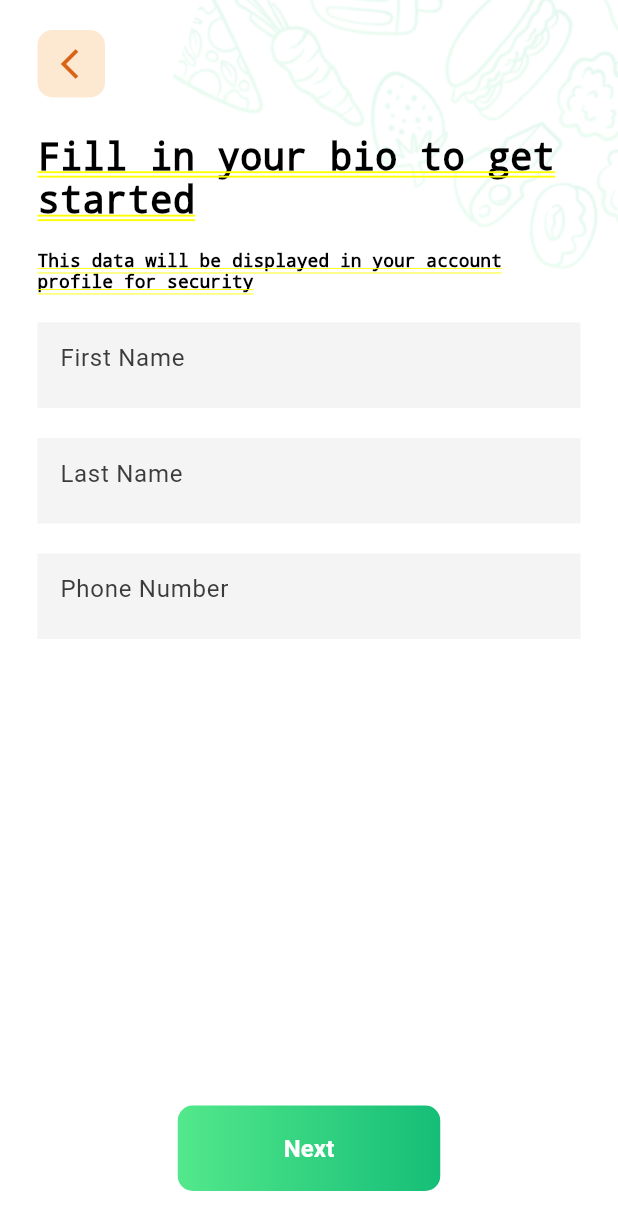
After one commit to hoanglv03/auth_flutter, a Flutter app: the SignUpProcess screen opened by its route, on a phone screen of 412 x 824 dp. The commit adds this screen. Shown: the top 1230 px of the screen. Run offline on Flutter 3.47's test engine with Material 3 defaults, Android fonts, the phone set to English and light mode, and no system bars; our stand-ins replace cloud_firestore, email_validator, firebase_auth, firebase_core, firebase_database, flutter_easyloading and 6 more; missing offline and left inert: flutter_facebook_auth; accounts and stored records are empty; generated files the repository leaves out were written again; network calls fail.

Commit message:
add new design process auth

```diff
--- a/lib/auth/auth_provider.dart
+++ b/lib/auth/auth_provider.dart
@@ -3,6 +3,6 @@ import 'package:auth_flutter_with_firebase/auth/entities/user_entities.dart';
 import 'package:flutter_riverpod/flutter_riverpod.dart';
 
 final authControllerProvider =
-    StateNotifierProvider<AuthControllerNotifier, bool>(
+    StateNotifierProvider<AuthControllerNotifier, UserEntities?>(
   (ref) => AuthControllerNotifier(ref),
 );
--- a/lib/auth/entities/user_entities.dart
+++ b/lib/auth/entities/user_entities.dart
@@ -8,6 +8,17 @@ class UserEntities with _$UserEntities {
   const factory UserEntities({
     @JsonKey(name: 'uuid') String? uuid,
     @JsonKey(name: 'email') String? email,
+    @JsonKey(name: 'username') String? username,
+    @JsonKey(name: 'is_active') bool? isActive,
+    @JsonKey(name: 'first_name') String? firstName,
+    @JsonKey(name: 'last_name') String? lastName,
+    @JsonKey(name: 'avatar_url') String? avatarUrl,
+    @JsonKey(name: 'phone_number') String? phoneNumber,
+    @JsonKey(name: 'created_at') int? createdAt,
+    @JsonKey(name: 'updated_at') int? updatedAt,
+    @JsonKey(name: 'deleted_at') int? deletedAt,
+    @JsonKey(name: 'email_me') bool? emailMe,
+    @JsonKey(name: 'keep_me_sign_in') bool? keep_me_sign_in,
   }) = _UserEntities;
 
   factory UserEntities.fromJson(Map<String, dynamic> json) =>
--- /dev/null
+++ b/lib/auth/sign_up/sign_up_process.dart
@@ -0,0 +1,84 @@
+import 'package:auth_flutter_with_firebase/auth/auth_provider.dart';
+import 'package:auth_flutter_with_firebase/components/background.dart';
+import 'package:auth_flutter_with_firebase/components/button_gradient.dart';
+import 'package:auth_flutter_with_firebase/components/text_input.dart';
+import 'package:auth_flutter_with_firebase/helpers/Const.dart';
+import 'package:flutter/cupertino.dart';
+import 'package:flutter/material.dart';
+import 'package:flutter/widgets.dart';
+import 'package:flutter_riverpod/flutter_riverpod.dart';
+
+class SignUpProcess extends ConsumerStatefulWidget {
+  const SignUpProcess({super.key});
+
+  @override
+  ConsumerState<ConsumerStatefulWidget> createState() => _SignUpProcessState();
+}
+
+class _SignUpProcessState extends ConsumerState<SignUpProcess> {
+  late TextEditingController _firstNameController;
+  late TextEditingController _lastNameController;
+  late TextEditingController _phoneNumberController;
+
+  @override
+  void initState() {
+    super.initState();
+    _firstNameController = ref
+        .read(authControllerProvider.notifier)
+        .getFirstNameEditingController();
+    _lastNameController = ref
+        .read(authControllerProvider.notifier)
+        .getLastNameEditingController();
+    _phoneNumberController = ref
+        .read(authControllerProvider.notifier)
+        .getPhoneNumberEditingController();
+  }
+
+  @override
+  Widget build(BuildContext context) {
+    return Background(
+      viewBottom: Container(
+        margin: const EdgeInsets.only(bottom: 30),
+        child: ButtonGradient(
+          textButton: AppAuthText.next,
+          onPressed: () => {},
+          width: 175,
+          height: 57,
+        ),
+      ),
+      child: Padding(
+        padding: const EdgeInsets.all(25),
+        child: Column(
+          crossAxisAlignment: CrossAxisAlignment.start,
+          mainAxisSize: MainAxisSize.max,
+          children: [
+            const Text(
+              AppAuthText.signUpProcessTitle,
+              style: AppTextStyle.bold25,
+            ),
+            const SizedBox(height: 19),
+            const Text(
+              AppAuthText.signUpProcessSubTitle,
+              style: AppTextStyle.regular12,
+            ),
+            const SizedBox(height: 20),
+            TextInput(
+              textController: _firstNameController,
+              hint: AppAuthText.firstName,
+            ),
+            const SizedBox(height: 20),
+            TextInput(
+              textController: _lastNameController,
+              hint: AppAuthText.lastName,
+            ),
+            const SizedBox(height: 20),
+            TextInput(
+              textController: _phoneNumberController,
+              hint: AppAuthText.phoneNumber,
+            ),
+          ],
+        ),
+      ),
+    );
+  }
+}
--- /dev/null
+++ b/lib/components/background.dart
@@ -0,0 +1,66 @@
+import 'package:auth_flutter_with_firebase/helpers/Const.dart';
+import 'package:flutter/cupertino.dart';
+import 'package:flutter/material.dart';
+import 'package:flutter/widgets.dart';
+import 'package:get/get.dart';
+
+class Background extends StatelessWidget {
+  const Background({super.key, required this.child, this.viewBottom});
+  final Widget child;
+  final Widget? viewBottom;
+  @override
+  Widget build(BuildContext context) {
+    return Stack(
+      children: [
+        Transform.translate(
+          offset: const Offset(150, -180),
+          child: Transform.rotate(
+            angle: 170,
+            child: Image.asset(
+              AppImage.backgroundImage,
+              scale: 0.7,
+              opacity: const AlwaysStoppedAnimation(.6),
+            ),
+          ),
+        ),
+        Container(
+          margin: EdgeInsets.only(
+            top: MediaQuery.of(context).padding.top + 20,
+            bottom: MediaQuery.of(context).padding.bottom,
+          ),
+          child: Column(
+            mainAxisAlignment: MainAxisAlignment.spaceBetween,
+            children: [
+              Column(
+                mainAxisAlignment: MainAxisAlignment.start,
+                crossAxisAlignment: CrossAxisAlignment.start,
+                children: [
+                  Container(
+                    width: 45,
+                    height: 45,
+                    decoration: BoxDecoration(
+                      borderRadius: BorderRadius.circular(10),
+                      color: AppColors.buttonBackgroundArrow,
+                    ),
+                    margin: const EdgeInsets.only(
+                      left: 25,
+                    ),
+                    padding: const EdgeInsets.only(left: 10),
+                    child: const Center(
+                      child: Icon(
+                        Icons.arrow_back_ios,
+                        color: AppColors.buttonArrow,
+                      ),
+                    ),
+                  ),
+                  child
+                ],
+              ),
+              viewBottom != null ? viewBottom! : const SizedBox()
+            ],
+          ),
+        ),
+      ],
+    );
+  }
+}
--- a/lib/components/text_input.dart
+++ b/lib/components/text_input.dart
@@ -36,7 +36,8 @@ class TextInput extends StatelessWidget {
                 color: Color(0xFF3B3B3B),
               ),
               prefixIcon: iconLeft,
-                suffixIcon: iconRight),
+              suffixIcon: iconRight,
+            ),
           )
         ],
       ),
--- a/lib/helpers/Const.dart
+++ b/lib/helpers/Const.dart
@@ -33,6 +33,12 @@ class AppTextStyle {
     color: Colors.black38,
     fontSize: 14,
   );
+  static const regular12 = TextStyle(
+    color: Colors.black,
+    fontSize: 12,
+  );
+  static const bold25 =
+      TextStyle(color: Colors.black, fontSize: 25, fontWeight: FontWeight.w700);
   static const listColorGradient = <Color>[
     Color(0xff53E88B),
     Color(0xff15BE77)
@@ -67,4 +73,22 @@ class AppTextStyle {
 class AppRouters {
   static const signIn = '/sign_in';
   static const signUp = '/sign_up';
+  static const signUpProcess = '/sign_up_process';
 }
+
+class AppColors {
+  static const buttonBackgroundArrow = Color.fromARGB(66, 249, 169, 77);
+  static const buttonArrow = Color(0xffDA6317);
+}
+
+class AppAuthText {
+  static const signUpProcessTitle = "Fill in your bio to get\nstarted";
+  static const signUpProcessSubTitle =
+      "This data will be displayed in your account\nprofile for security";
+  static const firstName = "First Name";
+  static const lastName = "Last Name";
+  static const email = "Email";
+  static const password = "Password";
+  static const phoneNumber = "Phone Number";
+  static const next = "Next";
+}
--- a/lib/main.dart
+++ b/lib/main.dart
@@ -1,5 +1,6 @@
 import 'package:auth_flutter_with_firebase/auth/onboardings/onboarding.dart';
 import 'package:auth_flutter_with_firebase/auth/sign_in/sign_in_view.dart';
+import 'package:auth_flutter_with_firebase/auth/sign_up/sign_up_process.dart';
 import 'package:auth_flutter_with_firebase/auth/sign_up/sign_up_view.dart';
 import 'package:auth_flutter_with_firebase/helpers/Const.dart';
 import 'package:flutter/material.dart';
@@ -25,6 +26,9 @@ void main() async {
           GetPage(name: '/', page: () => const MyHomePage()),
           GetPage(name: AppRouters.signIn, page: () => const SignInView()),
           GetPage(name: AppRouters.signUp, page: () => const SignUp()),
+          GetPage(
+              name: AppRouters.signUpProcess,
+              page: () => const SignUpProcess()),
         ],
       ),
     ),
```
Also changed, not shown: lib/auth/controllers/auth_controller.dart (+50 -39 lines), lib/auth/controllers/auth_email_me.dart (added, +11 -0 lines), lib/auth/controllers/auth_eye_password.dart (added, +11 -0 lines), lib/auth/controllers/auth_keep_me_sign_in.dart (added, +11 -0 lines), lib/auth/sign_up/sign_up_view.dart (+21 -14 lines), lib/auth/controllers/auth_email_me.g.dart (added), lib/auth/controllers/auth_eye_password.g.dart (added), lib/auth/controllers/auth_keep_me_sign_in.g.dart (added), lib/auth/entities/user_entities.freezed.dart, lib/auth/entities/user_entities.g.dart. Lines whose indentation alone changed are shown as unchanged.
